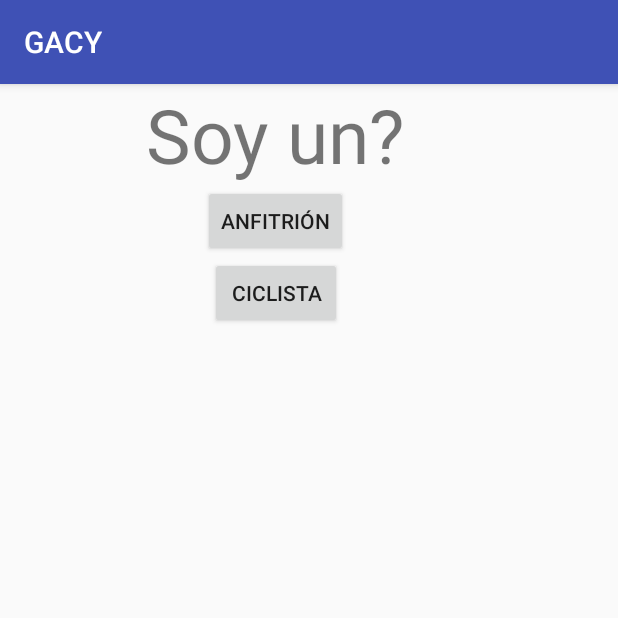
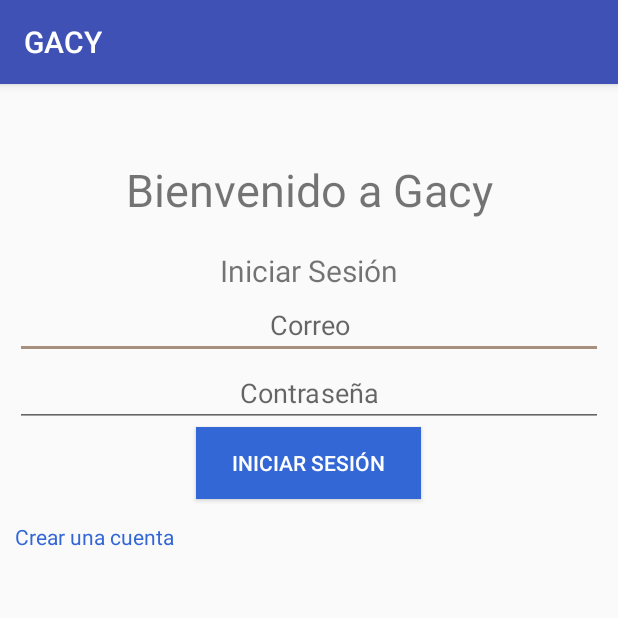
Before and after one commit to cristi1309/Gacy, an Android app: the screen it shows after launch (InicioAppActivity), on a phone screen of 412 x 824 dp, the top half of it. Run offline under Robolectric (Android 15) with nearby library versions, the phone set to English and light mode, and no system bars; our stand-ins replace Firebase (no records; nobody signed in at launch, a user with empty details on screens opened directly).

Commit message:
2 Version

```diff
--- a/app/src/main/AndroidManifest.xml
+++ b/app/src/main/AndroidManifest.xml
@@ -26,7 +26,7 @@
             </intent-filter>
         </activity>
         <activity android:name="com.Gacy.gacyProject.MainActivity" />
-        <activity android:name="com.Gacy.gacyProject.AnfitrionLoginActivity" />
+        <activity android:name="com.Gacy.gacyProject.Register" />
         <activity android:name="com.Gacy.gacyProject.CiclistaLoginActivity" />
         <!--
              The API key for Google Maps-based APIs is defined as a string resource.
--- a/app/src/main/java/com/Gacy/gacyProject/InicioAppActivity.java
+++ b/app/src/main/java/com/Gacy/gacyProject/InicioAppActivity.java
@@ -1,50 +1,143 @@
 package com.Gacy.gacyProject;
 
 import android.content.Intent;
+import android.support.annotation.NonNull;
 import android.support.v7.app.AppCompatActivity;
 import android.os.Bundle;
 import android.view.View;
 import android.widget.Button;
+import android.widget.EditText;
+import android.widget.TextView;
+import android.widget.Toast;
+
+import com.google.android.gms.tasks.OnCompleteListener;
+import com.google.android.gms.tasks.Task;
+import com.google.firebase.auth.AuthResult;
+import com.google.firebase.auth.FirebaseAuth;
+import com.google.firebase.auth.FirebaseUser;
+import com.google.firebase.database.DataSnapshot;
+import com.google.firebase.database.DatabaseError;
+import com.google.firebase.database.DatabaseReference;
+import com.google.firebase.database.FirebaseDatabase;
+import com.google.firebase.database.ValueEventListener;
+
+import java.util.Map;
 
 public class InicioAppActivity extends AppCompatActivity {
-
-    private Button mAnfitrionBot, mCiclistaBot;
-
+    private FirebaseAuth mAuth;
+    private FirebaseAuth.AuthStateListener firebaseAuthListener;
+    private EditText mCorreoLogin, mContrasenaLogin;
+    private TextView aRegistro;
+    private Button mBotonLogin;
+    private DatabaseReference mAnfitrionReference;
+    private String userType;
     @Override
     protected void onCreate(Bundle savedInstanceState) {
         super.onCreate(savedInstanceState);
         setContentView(R.layout.activity_inicio_app);
 
-        mAnfitrionBot = (Button) findViewById(R.id.anfitrion);
-        mCiclistaBot = (Button) findViewById(R.id.ciclista);
+        //estas lineas se inicializan liganolas con el edit text de la IU
+        mCorreoLogin = (EditText) findViewById(R.id.correoLogin);
+        mContrasenaLogin = (EditText) findViewById(R.id.contrasenaLogin);
+        mBotonLogin = (Button) findViewById(R.id.botonInicioS);
+        aRegistro = (TextView) findViewById(R.id.accesoRegistro);
+        mAuth = FirebaseAuth.getInstance(); // verifica si tiene inicio de sesión o no
+        //metodo para obtener el usuario
+        firebaseAuthListener = new FirebaseAuth.AuthStateListener() {
+            @Override
+            public void onAuthStateChanged(@NonNull FirebaseAuth firebaseAuth) {
+                FirebaseUser user = FirebaseAuth.getInstance().getCurrentUser();//obtiene la info del usuario actual.
+                mAnfitrionReference = FirebaseDatabase.getInstance().getReference().child("Usuario");
+                getTipoUsuario();
+                if(user != null){
+                    if(userType == "Anfitrion"){
+                        //Intent intent = new Intent(Register.this, AnfitrionMapsActivity.class);
+                        Intent intent = new Intent(getApplicationContext(), MenuDrawerActivity.class);
+                        startActivity(intent);
+                        finish();
+                        return;
+                    }else{
+                        //Intent intent = new Intent(Register.this, AnfitrionMapsActivity.class);
+                        Intent intent = new Intent(getApplicationContext(), AnfitrionMapsActivity.class);
+                        startActivity(intent);
+                        finish();
+                        return;
+                    }
+                }
 
-        mAnfitrionBot.setOnClickListener(new View.OnClickListener() {
+            }
+        };
+
+        //metodo para el inicio de sesión
+        mBotonLogin.setOnClickListener(new View.OnClickListener() {
             @Override
             public void onClick(View v) {
-
-                Intent intenta = new Intent(InicioAppActivity.this, AnfitrionLoginActivity.class);
-                startActivity(intenta);
-                finish();
-                return;
-
+                //obtener los datos que ingreso el usuario : correo e email
+                String correo = mCorreoLogin.getText().toString();
+                String contrasena = mContrasenaLogin.getText().toString();
+                // se trata de hacer el login con correo y contraeña
+                mAuth.signInWithEmailAndPassword(correo,contrasena).addOnCompleteListener(InicioAppActivity.this, new OnCompleteListener<AuthResult>() {
+                    @Override
+                    public void onComplete(@NonNull Task<AuthResult> task) {
+                        //si no se se encuentra el usuario con esos datos no se puede iniciar sesión
+                        if(!task.isSuccessful()){
+                            //mensaje al usuario
+                            Toast.makeText(InicioAppActivity.this, "Error en el inicio de sesión", Toast.LENGTH_SHORT).show();
+                        }
+                    }
+                });
             }
         });
-
-        mCiclistaBot.setOnClickListener(new View.OnClickListener() {
+        aRegistro.setOnClickListener(new View.OnClickListener() {
             @Override
             public void onClick(View v) {
-
-                Intent intenta = new Intent(InicioAppActivity.this, CiclistaLoginActivity.class);
-                startActivity(intenta);
-                finish();
-                return;
-
+                Intent intent = new Intent(getApplicationContext(), Register.class);
+                startActivity(intent);
             }
         });
 
     }
 
+    //metodo para parar la accion
+    @Override
+    protected void onStart() {
+        super.onStart();
+        mAuth.addAuthStateListener(firebaseAuthListener);
+    }
 
+    @Override
+    protected void onStop() {
+        super.onStop();
+        mAuth.removeAuthStateListener(firebaseAuthListener);
+    }
 
+    private void getTipoUsuario(){
+        mAnfitrionReference.addValueEventListener(new ValueEventListener() {
+            @Override
+            public void onDataChange(DataSnapshot dataSnapshot) {
+
+                if(dataSnapshot.exists() && dataSnapshot.getChildrenCount()>0){
+
+                    Map<String, Object> map = (Map<String,Object>) dataSnapshot.getValue();
+
+                    if(map.get("Anfitrion") != null){
+                        userType = "Anfitrion";
+                        //Toast.makeText(InicioAppActivity.this, userType, Toast.LENGTH_SHORT).show();
+                    }
+                    if(map.get("Ciclista") != null){
+                        userType = "Ciclista";
+                        //Toast.makeText(InicioAppActivity.this, userType, Toast.LENGTH_SHORT).show();
+                    }
+
+                }
+
+            }
+
+            @Override
+            public void onCancelled(DatabaseError databaseError) {
+
+            }
+        });
+    }
 
 }
--- a/app/src/main/res/layout/activity_inicio_app.xml
+++ b/app/src/main/res/layout/activity_inicio_app.xml
@@ -1,37 +1,65 @@
 <?xml version="1.0" encoding="utf-8"?>
 <LinearLayout xmlns:android="http://schemas.android.com/apk/res/android"
-    xmlns:app="http://schemas.android.com/apk/res-auto"
     xmlns:tools="http://schemas.android.com/tools"
+    android:layout_width="match_parent"
+    android:layout_height="wrap_content"
+    android:layout_marginTop="50dp"
     android:orientation="vertical"
-    android:layout_centerVertical="true"
-    android:layout_centerHorizontal="true"
-    android:layout_width="368dp"
-    android:layout_height="wrap_content"
+    android:paddingLeft="10dp"
+    android:paddingRight="10dp"
+    tools:context="gacyproject.gacy.com.gacyapp.main"
     >
 
     <TextView
-        android:layout_width="wrap_content"
-        android:layout_height="match_parent"
-        android:text="Soy un?"
-        android:textSize="50dp"
+        android:layout_width="match_parent"
+        android:layout_height="wrap_content"
         android:layout_gravity="center_horizontal"
-        android:id="@+id/elegirUsu"
-        />
+        android:layout_marginBottom="20dp"
+        android:text="Bienvenido a Gacy"
+        android:textAlignment="center"
+        android:textSize="30sp" />
+
+    <TextView
+        android:layout_width="match_parent"
+        android:layout_height="wrap_content"
+        android:layout_gravity="center_horizontal"
+        android:text="Iniciar Sesión"
+        android:textAlignment="center"
+        android:textSize="20sp" />
+
+    <EditText
+        android:id="@+id/correoLogin"
+        android:layout_width="match_parent"
+        android:layout_height="wrap_content"
+        android:hint="Correo"
+        android:inputType="textEmailAddress"
+        android:textAlignment="center" />
+
+    <EditText
+        android:id="@+id/contrasenaLogin"
+        android:layout_width="match_parent"
+        android:layout_height="wrap_content"
+        android:hint="Contraseña"
+        android:inputType="textPassword"
+        android:textAlignment="center" />
 
     <Button
-        android:layout_width="wrap_content"
-        android:layout_height="match_parent"
-        android:text="Anfitrión"
+        android:id="@+id/botonInicioS"
+        android:layout_width="150dp"
+        android:layout_height="wrap_content"
         android:layout_gravity="center_horizontal"
-        android:textAlignment="center"
-        android:id="@+id/anfitrion"/>
+        android:layout_marginBottom="15dp"
+        android:background="#3367d6"
+        android:text="Iniciar Sesión"
+        android:textColor="#fff" />
 
-    <Button
-        android:layout_width="wrap_content"
-        android:layout_height="match_parent"
-        android:text="Ciclista"
-        android:layout_gravity="center_horizontal"
-        android:textAlignment="center"
-        android:id="@+id/ciclista"/>
+    <TextView
+
+        android:id="@+id/accesoRegistro"
+        android:layout_width="match_parent"
+        android:layout_height="wrap_content"
+        android:text="Crear una cuenta"
+        android:textColor="#3367d6" />
+
 
 </LinearLayout>
```
Also changed, not shown: app/src/main/java/com/Gacy/gacyProject/MenuDrawerActivity.java (+5 -11 lines), app/src/main/java/com/Gacy/gacyProject/Register.java (renamed from app/src/main/java/com/Gacy/gacyProject/AnfitrionLoginActivity.java, +45 -44 lines), app/src/main/res/layout/activity_anfitrion_login.xml (+51 -62 lines), 1 other file.
